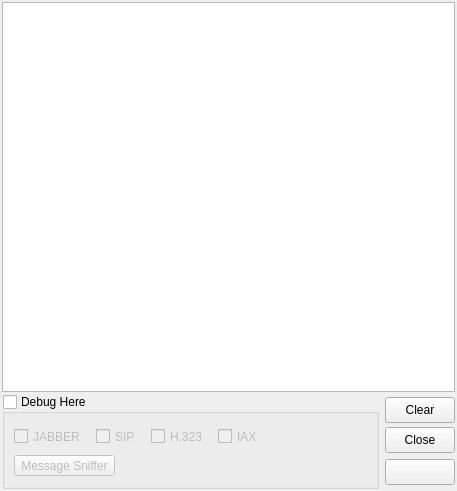
Before: the Qt Designer form share/skins/default/events.ui in itds-consulting/yate, drawn with Qt 5.
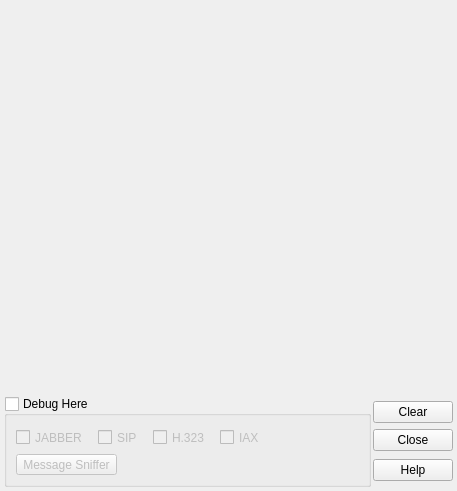
After: the same form once the commit is applied. Icons and pictures are not drawn.

What changed in the file:
```diff
--- a/share/skins/default/events.ui
+++ b/share/skins/default/events.ui
@@ -17,62 +17,38 @@
   </property>
   <layout class="QVBoxLayout" >
    <property name="spacing" >
-    <number>0</number>
-   </property>
-   <property name="leftMargin" >
-    <number>0</number>
-   </property>
-   <property name="topMargin" >
-    <number>0</number>
-   </property>
-   <property name="rightMargin" >
-    <number>0</number>
-   </property>
-   <property name="bottomMargin" >
-    <number>0</number>
-   </property>
-   <item>
-    <widget class="QFrame" name="frame" >
-     <property name="frameShape" >
-      <enum>QFrame::NoFrame</enum>
-     </property>
-     <property name="frameShadow" >
-      <enum>QFrame::Raised</enum>
-     </property>
-     <layout class="QVBoxLayout" >
-      <property name="spacing" >
        <number>2</number>
       </property>
       <property name="leftMargin" >
-       <number>2</number>
+    <number>4</number>
       </property>
       <property name="topMargin" >
        <number>2</number>
       </property>
       <property name="rightMargin" >
-       <number>2</number>
+    <number>4</number>
       </property>
       <property name="bottomMargin" >
-       <number>2</number>
+    <number>4</number>
       </property>
       <item>
-       <widget class="QTextEdit" name="log_events" >
-        <property name="readOnly" >
+    <widget class="QFrame" name="log_events_frame" >
+     <property name="sizePolicy" >
+      <sizepolicy vsizetype="Expanding" hsizetype="Expanding" >
+       <horstretch>0</horstretch>
+       <verstretch>0</verstretch>
+      </sizepolicy>
+     </property>
+     <property name="styleSheet" >
+      <string>QTextEdit {background:black; color: white; font-family: Courier; }</string>
+     </property>
+     <property name="_yate_uiwidget" stdset="0" >
          <bool>true</bool>
         </property>
        </widget>
       </item>
       <item>
        <layout class="QHBoxLayout" >
-        <property name="spacing" >
-         <number>6</number>
-        </property>
-        <property name="topMargin" >
-         <number>0</number>
-        </property>
-        <property name="bottomMargin" >
-         <number>0</number>
-        </property>
         <item>
          <widget class="QGroupBox" name="log_events_debug" >
           <property name="maximumSize" >
@@ -95,19 +71,25 @@
           </property>
           <layout class="QVBoxLayout" >
            <property name="spacing" >
-            <number>6</number>
-           </property>
-           <property name="topMargin" >
-            <number>10</number>
-           </property>
-           <property name="bottomMargin" >
-            <number>10</number>
+         <number>4</number>
            </property>
            <item>
             <layout class="QHBoxLayout" >
              <property name="spacing" >
               <number>10</number>
              </property>
+          <property name="leftMargin" >
+           <number>0</number>
+          </property>
+          <property name="topMargin" >
+           <number>0</number>
+          </property>
+          <property name="rightMargin" >
+           <number>0</number>
+          </property>
+          <property name="bottomMargin" >
+           <number>0</number>
+          </property>
              <item>
               <widget class="QCheckBox" name="debug_jingle" >
                <property name="minimumSize" >
@@ -215,12 +197,6 @@
             <layout class="QHBoxLayout" >
              <item>
               <widget class="QToolButton" name="debug_sniffer" >
-               <property name="minimumSize" >
-                <size>
-                 <width>0</width>
-                 <height>0</height>
-                </size>
-               </property>
                <property name="text" >
                 <string>Message Sniffer</string>
                </property>
@@ -230,9 +206,6 @@
                <property name="autoRepeat" >
                 <bool>true</bool>
                </property>
-               <property name="toolButtonStyle" >
-                <enum>Qt::ToolButtonTextOnly</enum>
-               </property>
                <property name="_yate_identity" stdset="0" >
                 <string>command:sniffer</string>
                </property>
@@ -262,36 +235,12 @@
            <number>1</number>
           </property>
           <item>
-           <widget class="QToolButton" name="log_events_clear" >
-            <property name="minimumSize" >
-             <size>
-              <width>70</width>
-              <height>26</height>
-             </size>
-            </property>
-            <property name="maximumSize" >
-             <size>
-              <width>16777215</width>
-              <height>26</height>
-             </size>
-            </property>
+        <widget class="QPushButton" name="log_events_clear" >
             <property name="text" >
              <string>Clear</string>
             </property>
             <property name="icon" >
-             <iconset>events_x.png</iconset>
-            </property>
-            <property name="iconSize" >
-             <size>
-              <width>20</width>
-              <height>20</height>
-             </size>
-            </property>
-            <property name="checkable" >
-             <bool>false</bool>
-            </property>
-            <property name="toolButtonStyle" >
-             <enum>Qt::ToolButtonTextBesideIcon</enum>
+          <iconset>clear.png</iconset>
             </property>
             <property name="_yate_identity" stdset="0" >
              <string>clear:log_events</string>
@@ -299,34 +248,13 @@
            </widget>
           </item>
           <item>
-           <widget class="QToolButton" name="button_hide" >
-            <property name="minimumSize" >
-             <size>
-              <width>70</width>
-              <height>26</height>
-             </size>
-            </property>
-            <property name="maximumSize" >
-             <size>
-              <width>16777215</width>
-              <height>26</height>
-             </size>
-            </property>
+        <widget class="QPushButton" name="button_hide" >
             <property name="text" >
              <string>Close</string>
             </property>
             <property name="icon" >
              <iconset>close.png</iconset>
             </property>
-            <property name="iconSize" >
-             <size>
-              <width>20</width>
-              <height>20</height>
-             </size>
-            </property>
-            <property name="toolButtonStyle" >
-             <enum>Qt::ToolButtonTextBesideIcon</enum>
-            </property>
            </widget>
           </item>
           <item>
@@ -335,7 +263,7 @@
              <enum>Qt::Vertical</enum>
             </property>
             <property name="sizeType" >
-             <enum>QSizePolicy::Maximum</enum>
+          <enum>QSizePolicy::Preferred</enum>
             </property>
             <property name="sizeHint" >
              <size>
@@ -346,34 +274,19 @@
            </spacer>
           </item>
           <item>
-           <widget class="QToolButton" name="toggle_show_help" >
+        <widget class="QPushButton" name="toggle_show_help" >
             <property name="enabled" >
              <bool>true</bool>
             </property>
-            <property name="minimumSize" >
-             <size>
-              <width>70</width>
-              <height>26</height>
-             </size>
-            </property>
-            <property name="maximumSize" >
-             <size>
-              <width>16777215</width>
-              <height>26</height>
-             </size>
-            </property>
             <property name="toolTip" >
              <string>Help on this window</string>
             </property>
+         <property name="text" >
+          <string>Help</string>
+         </property>
             <property name="icon" >
              <iconset>quest.png</iconset>
             </property>
-            <property name="iconSize" >
-             <size>
-              <width>20</width>
-              <height>20</height>
-             </size>
-            </property>
             <property name="checkable" >
              <bool>true</bool>
             </property>
@@ -385,9 +298,6 @@
          </layout>
         </item>
        </layout>
-      </item>
-     </layout>
-    </widget>
    </item>
   </layout>
  </widget>
```
Left out of the diff: 16 changed lines with no effect on the pictures. Lines whose indentation alone changed are shown as unchanged.
